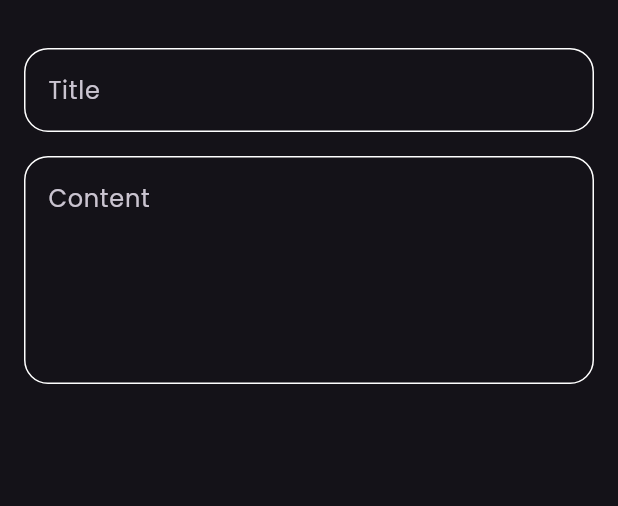
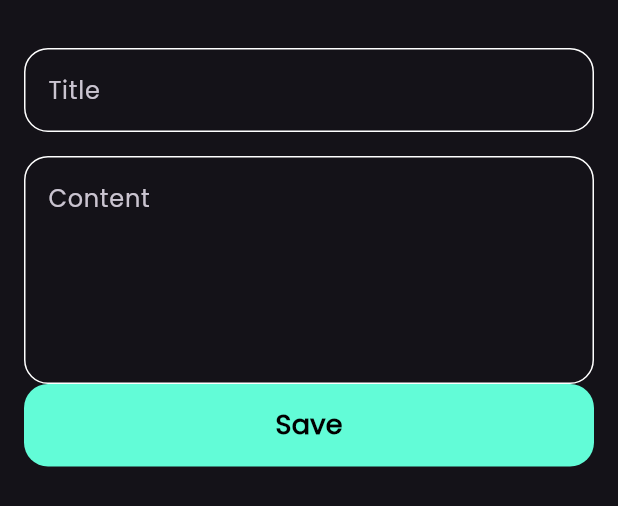
Before and after one commit to Jalo1982/notes_app, a Flutter app: the AddModalBottomSheet widget shown alone on an empty page, opened directly, on a phone screen of 412 x 824 dp. Shown: the top 506 px of the screen. Run offline on Flutter 3.47's test engine with Material 3 defaults, Android fonts, the phone set to English and light mode, and no system bars; our stand-ins replace font_awesome_flutter.

Commit message:
create custom button to save notes

```diff
--- a/lib/views/widgets/add_note_bottom_sheet.dart
+++ b/lib/views/widgets/add_note_bottom_sheet.dart
@@ -1,4 +1,5 @@
 import 'package:flutter/material.dart';
+import 'package:notes_app/constant.dart';
 import 'package:notes_app/views/widgets/cutom_text_field.dart';
 
 class AddModalBottomSheet extends StatelessWidget {
@@ -16,12 +17,34 @@ class AddModalBottomSheet extends StatelessWidget {
             hint: 'Title',
           ),
           SizedBox(height: 16),
-          CustomTextField(
-            hint: 'Content',
-            maxLines: 5,
-          ),
+          CustomTextField(hint: 'Content', maxLines: 5),
+          CustomButton()
         ],
       ),
     );
   }
 }
+
+class CustomButton extends StatelessWidget {
+  const CustomButton({super.key});
+
+  @override
+  Widget build(BuildContext context) {
+    return Container(
+      width: MediaQuery.of(context).size.width,
+      height: 55,
+      decoration: BoxDecoration(
+          color: kPrimaryColor, borderRadius: BorderRadius.circular(16)),
+      child: const Center(
+        child: Text(
+          'Save',
+          style: TextStyle(
+            color: Colors.black,
+            fontSize: 18,
+            fontWeight: FontWeight.bold,
+          ),
+        ),
+      ),
+    );
+  }
+}
```
Also changed, not shown: lib/views/widgets/custom_button.dart (added).
